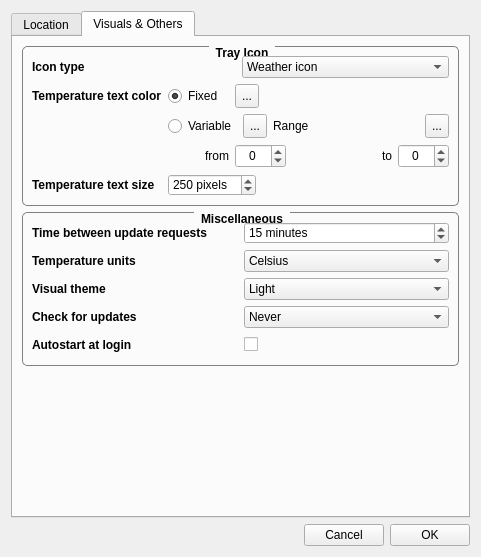
Above: ConfigurationDialog.ui from FelixdelasPozas/TrayWeather before the change. Below: the same form after it.
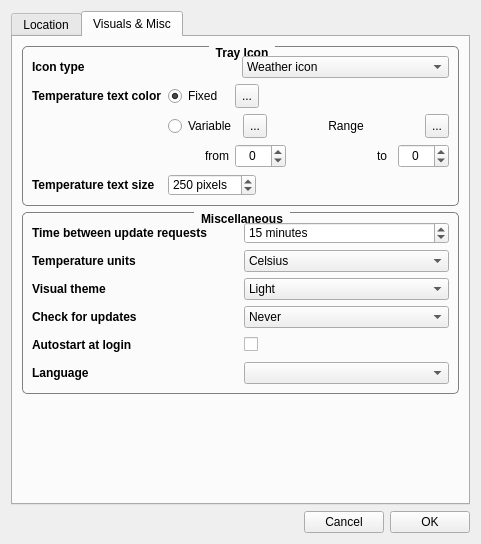
That is the form after the change. Icons and pictures are not drawn.

Diff of the .ui file:
```diff
--- a/ConfigurationDialog.ui
+++ b/ConfigurationDialog.ui
@@ -7,7 +7,7 @@
     <x>0</x>
     <y>0</y>
     <width>474</width>
-    <height>557</height>
+    <height>542</height>
    </rect>
   </property>
   <property name="windowTitle">
@@ -534,7 +534,7 @@
      </widget>
      <widget class="QWidget" name="tab_2">
       <attribute name="title">
-       <string>Visuals &amp;&amp; Others</string>
+       <string>Visuals &amp;&amp; Misc</string>
       </attribute>
       <layout class="QVBoxLayout" name="verticalLayout_8">
        <item>
@@ -656,6 +656,9 @@
                 <property name="scaledContents">
                  <bool>true</bool>
                 </property>
+                <property name="alignment">
+                 <set>Qt::AlignCenter</set>
+                </property>
                </widget>
               </item>
               <item>
@@ -810,6 +813,9 @@
                 <property name="alignment">
                  <set>Qt::AlignRight|Qt::AlignTrailing|Qt::AlignVCenter</set>
                 </property>
+                <property name="indent">
+                 <number>5</number>
+                </property>
                </widget>
               </item>
               <item>
@@ -1107,6 +1113,28 @@
               </property>
              </widget>
             </item>
+            <item row="5" column="0">
+             <widget class="QLabel" name="label_22">
+              <property name="minimumSize">
+               <size>
+                <width>0</width>
+                <height>22</height>
+               </size>
+              </property>
+              <property name="font">
+               <font>
+                <weight>75</weight>
+                <bold>true</bold>
+               </font>
+              </property>
+              <property name="text">
+               <string>Language</string>
+              </property>
+             </widget>
+            </item>
+            <item row="5" column="1">
+             <widget class="QComboBox" name="m_languageCombo"/>
+            </item>
            </layout>
           </item>
          </layout>
```
Left out of the diff: 70 changed lines with no effect on the pictures.
